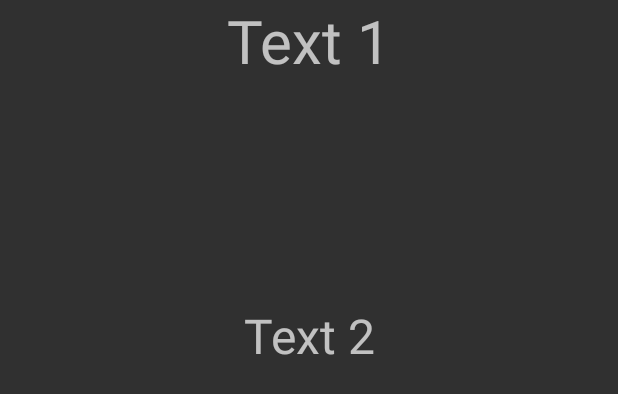
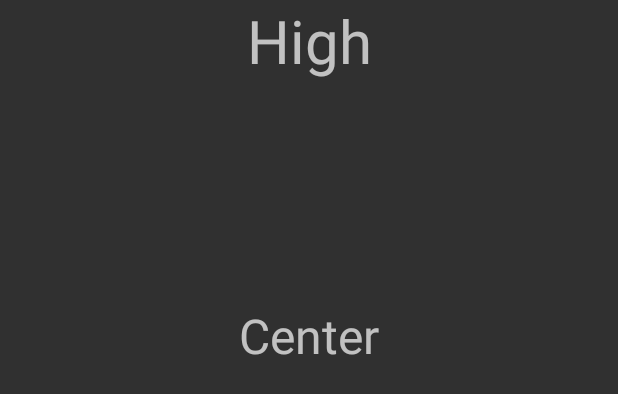
Before and after one commit to AndrKriv/Weather, an Android app: the layout fragment_today.xml on its own in the app's theme, with its tools: preview values and no code run, on a phone screen of 412 x 824 dp. Shown: the top 394 px of the screen. Run offline under Robolectric (Android 15) with nearby library versions, the phone set to English and light mode, and no system bars; network calls fail.

Commit message:
Погода на сегодня
Сформировано начальное представление фрагмента, выводящего на экран текущую погоду

```diff
--- a/app/src/main/res/layout/fragment_today.xml
+++ b/app/src/main/res/layout/fragment_today.xml
@@ -21,24 +21,24 @@
         app:layout_constraintTop_toTopOf="parent" />
 
     <TextView
-        android:id="@+id/textView2"
+        android:id="@+id/highText"
         android:layout_width="wrap_content"
 
         android:layout_height="wrap_content"
-        android:text="Text 1"
+        android:text="High"
         android:textSize="40sp"
         app:layout_constraintEnd_toEndOf="parent"
         app:layout_constraintStart_toStartOf="parent"
         app:layout_constraintTop_toTopOf="parent" />
 
     <TextView
-        android:id="@+id/textView"
+        android:id="@+id/centerText"
         android:layout_width="wrap_content"
         android:layout_height="wrap_content"
         android:layout_marginTop="148dp"
-        android:text="Text 2"
+        android:text="Center"
         android:textSize="32sp"
         app:layout_constraintEnd_toEndOf="parent"
         app:layout_constraintStart_toStartOf="parent"
-        app:layout_constraintTop_toBottomOf="@+id/textView2" />
+        app:layout_constraintTop_toBottomOf="@+id/highText" />
 </androidx.constraintlayout.widget.ConstraintLayout>
```
Also changed, not shown: app/src/main/java/com/example/weather/ui/today/TodayFragment.kt (+21 -1 lines), app/src/main/java/com/example/weather/ui/today/TodayWeatherReader.kt (added, +50 -0 lines).
